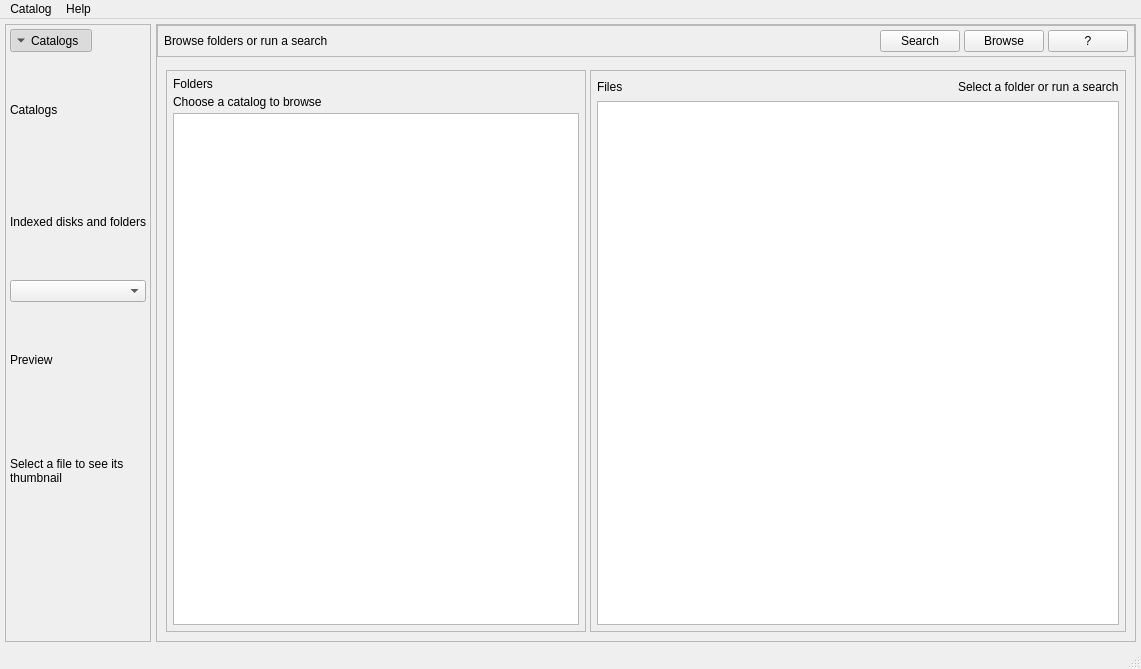
sinanislekdemir/poorman, file mainwindow.ui: the form before one commit.
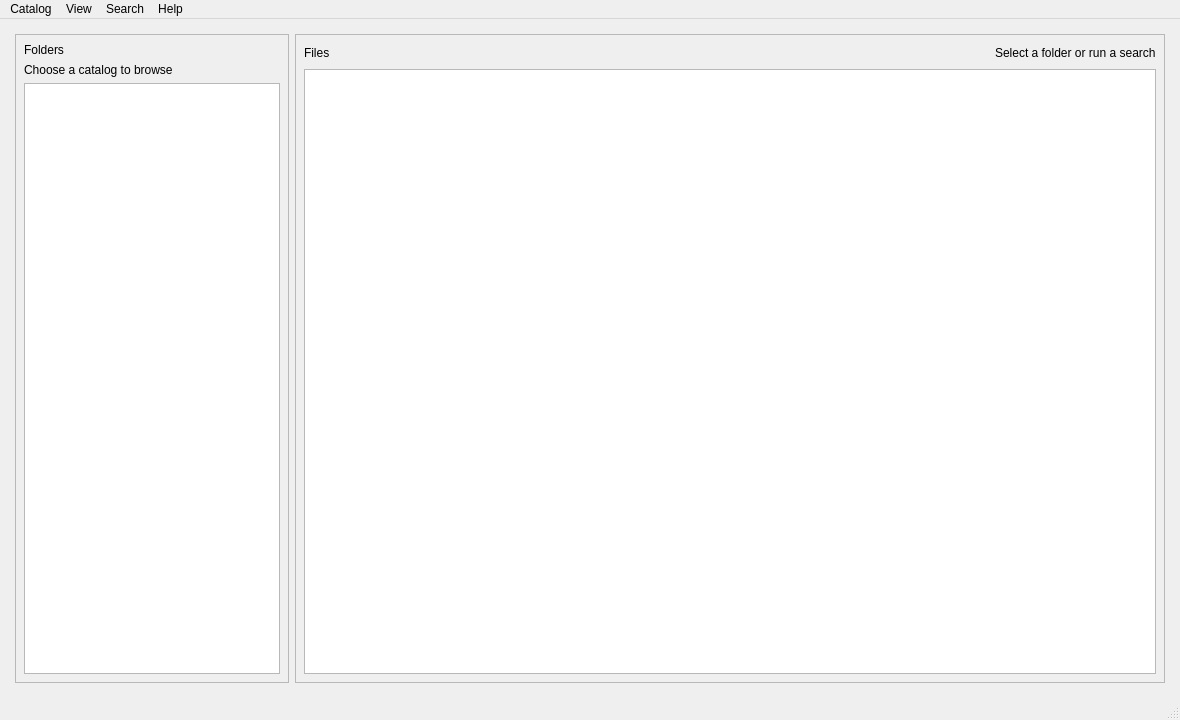
The form after the commit.

Diff of the .ui file:
```diff
--- a/mainwindow.ui
+++ b/mainwindow.ui
@@ -6,258 +6,47 @@
    <rect>
     <x>0</x>
     <y>0</y>
-    <width>1141</width>
-    <height>669</height>
+    <width>1180</width>
+    <height>720</height>
    </rect>
   </property>
+  <property name="minimumSize">
+   <size>
+    <width>900</width>
+    <height>560</height>
+   </size>
+  </property>
   <property name="windowTitle">
    <string>Poor man's catalog</string>
   </property>
   <widget class="QWidget" name="centralwidget">
-   <layout class="QHBoxLayout" name="horizontalLayout_2">
+   <layout class="QVBoxLayout" name="mainLayout">
+    <property name="spacing">
+     <number>0</number>
+    </property>
     <property name="leftMargin">
-     <number>0</number>
+     <number>6</number>
     </property>
     <property name="topMargin">
-     <number>0</number>
+     <number>6</number>
     </property>
     <property name="rightMargin">
-     <number>0</number>
+     <number>6</number>
     </property>
     <property name="bottomMargin">
-     <number>0</number>
+     <number>6</number>
     </property>
     <item>
      <widget class="QFrame" name="mainFrame">
-       <layout class="QHBoxLayout" name="horizontalLayout">
-        <property name="spacing">
-         <number>5</number>
-        </property>
-        <property name="leftMargin">
-         <number>5</number>
-        </property>
-        <property name="topMargin">
-         <number>5</number>
-        </property>
-        <property name="rightMargin">
-         <number>5</number>
-        </property>
-        <property name="bottomMargin">
-         <number>5</number>
-        </property>
-        <item alignment="Qt::AlignLeft">
-         <widget class="QFrame" name="leftPanel">
-          <property name="sizePolicy">
-           <sizepolicy hsizetype="Fixed" vsizetype="Preferred">
-            <horstretch>0</horstretch>
-           <verstretch>0</verstretch>
-          </sizepolicy>
-         </property>
-          <property name="minimumSize">
-           <size>
-            <width>46</width>
-            <height>0</height>
-           </size>
-          </property>
-          <property name="maximumSize">
-           <size>
-            <width>220</width>
-            <height>16777215</height>
-           </size>
-          </property>
-         <property name="frameShape">
-          <enum>QFrame::StyledPanel</enum>
-         </property>
-         <property name="frameShadow">
-          <enum>QFrame::Raised</enum>
-         </property>
-          <layout class="QVBoxLayout" name="verticalLayout_4">
-           <property name="spacing">
-            <number>4</number>
-           </property>
-           <property name="leftMargin">
-            <number>4</number>
-           </property>
-           <property name="topMargin">
-            <number>4</number>
-           </property>
-           <property name="rightMargin">
-            <number>4</number>
-           </property>
-           <property name="bottomMargin">
-            <number>4</number>
-           </property>
-           <item>
-            <widget class="QToolButton" name="catalogToggleButton">
-             <property name="text">
-              <string>Catalogs</string>
-             </property>
-             <property name="checkable">
-              <bool>true</bool>
-             </property>
-             <property name="checked">
-              <bool>true</bool>
-             </property>
-             <property name="arrowType">
-              <enum>Qt::DownArrow</enum>
-             </property>
-             <property name="toolButtonStyle">
-              <enum>Qt::ToolButtonTextBesideIcon</enum>
-             </property>
-            </widget>
-           </item>
-           <item>
-            <widget class="QFrame" name="catalogsBody">
              <property name="frameShape">
               <enum>QFrame::NoFrame</enum>
              </property>
              <property name="frameShadow">
               <enum>QFrame::Plain</enum>
              </property>
-             <layout class="QVBoxLayout" name="verticalLayout_3">
-              <property name="spacing">
-               <number>4</number>
-              </property>
-              <property name="leftMargin">
-               <number>0</number>
-              </property>
-              <property name="topMargin">
-               <number>0</number>
-              </property>
-              <property name="rightMargin">
-               <number>0</number>
-              </property>
-              <property name="bottomMargin">
-               <number>0</number>
-              </property>
-              <item>
-               <widget class="QLabel" name="catalogsTitleLabel">
-                <property name="text">
-                 <string>Catalogs</string>
-                </property>
-               </widget>
-              </item>
-              <item>
-               <widget class="QLabel" name="catalogsSubtitleLabel">
-                <property name="text">
-                 <string>Indexed disks and folders</string>
-                </property>
-                <property name="wordWrap">
-                 <bool>true</bool>
-                </property>
-               </widget>
-              </item>
-              <item>
-               <widget class="QComboBox" name="catalogList">
-                <property name="toolTip">
-                 <string>Select a catalog. Right-click for options.</string>
-                </property>
-               </widget>
-              </item>
-              <item>
-               <widget class="QLabel" name="previewTitleLabel">
-                <property name="text">
-                 <string>Preview</string>
-                </property>
-               </widget>
-              </item>
-              <item>
-               <widget class="QLabel" name="previewSubtitleLabel">
-                <property name="text">
-                 <string>Select a file to see its thumbnail</string>
-                </property>
-                <property name="wordWrap">
-                 <bool>true</bool>
-                </property>
-               </widget>
-              </item>
-              <item>
-               <widget class="QLabel" name="imageLabel">
-                <property name="maximumSize">
-                 <size>
-                  <width>220</width>
-                  <height>16777215</height>
-                 </size>
-                </property>
-                <property name="text">
-                 <string></string>
-                </property>
-                <property name="alignment">
-                 <set>Qt::AlignCenter</set>
-                </property>
-               </widget>
-              </item>
-             </layout>
-            </widget>
-           </item>
-          </layout>
-         </widget>
-        </item>
-       <item>
-        <widget class="QFrame" name="frame">
-         <property name="sizePolicy">
-          <sizepolicy hsizetype="Expanding" vsizetype="Expanding">
-           <horstretch>0</horstretch>
-           <verstretch>0</verstretch>
-          </sizepolicy>
-         </property>
-         <property name="maximumSize">
-          <size>
-           <width>16777215</width>
-           <height>16777215</height>
-          </size>
-         </property>
-         <property name="autoFillBackground">
-          <bool>false</bool>
-         </property>
-         <property name="frameShape">
-          <enum>QFrame::StyledPanel</enum>
-         </property>
-         <property name="frameShadow">
-          <enum>QFrame::Plain</enum>
-         </property>
-         <property name="lineWidth">
-          <number>0</number>
-         </property>
-          <layout class="QVBoxLayout" name="verticalLayout_2">
-           <property name="leftMargin">
-            <number>0</number>
-           </property>
-           <property name="topMargin">
-            <number>0</number>
-           </property>
-           <property name="rightMargin">
-            <number>0</number>
-           </property>
-           <property name="bottomMargin">
-            <number>0</number>
-            </property>
-           <item>
-            <widget class="QFrame" name="innerFrame">
-            <property name="sizePolicy">
-             <sizepolicy hsizetype="Expanding" vsizetype="Expanding">
-              <horstretch>0</horstretch>
-              <verstretch>0</verstretch>
-             </sizepolicy>
-            </property>
-            <property name="minimumSize">
-             <size>
-              <width>0</width>
-              <height>500</height>
-             </size>
-            </property>
-            <property name="maximumSize">
-             <size>
-              <width>16777215</width>
-              <height>16777215</height>
-             </size>
-            </property>
-            <property name="autoFillBackground">
-             <bool>false</bool>
-            </property>
              <layout class="QVBoxLayout" name="verticalLayout">
               <property name="spacing">
-               <number>4</number>
+        <number>6</number>
               </property>
               <property name="leftMargin">
                <number>0</number>
@@ -271,77 +60,6 @@
               <property name="bottomMargin">
                <number>0</number>
               </property>
-              <item>
-               <widget class="QFrame" name="toolbarFrame">
-                <property name="frameShape">
-                 <enum>QFrame::StyledPanel</enum>
-                </property>
-                <property name="frameShadow">
-                 <enum>QFrame::Plain</enum>
-                </property>
-                <layout class="QHBoxLayout" name="horizontalLayout_5">
-                 <property name="spacing">
-                  <number>4</number>
-                 </property>
-                 <property name="leftMargin">
-                  <number>6</number>
-                 </property>
-                 <property name="topMargin">
-                  <number>4</number>
-                 </property>
-                 <property name="rightMargin">
-                  <number>6</number>
-                 </property>
-                 <property name="bottomMargin">
-                  <number>4</number>
-                 </property>
-                 <item>
-                  <widget class="QLabel" name="toolbarHintLabel">
-                   <property name="text">
-                    <string>Browse folders or run a search</string>
-                   </property>
-                  </widget>
-                 </item>
-                 <item>
-                  <spacer name="horizontalSpacerToolbar">
-                   <property name="orientation">
-                    <enum>Qt::Horizontal</enum>
-                   </property>
-                   <property name="sizeHint" stdset="0">
-                    <size>
-                     <width>40</width>
-                     <height>20</height>
-                    </size>
-                   </property>
-                  </spacer>
-                 </item>
-                 <item>
-                  <widget class="QPushButton" name="searchButton">
-                   <property name="text">
-                    <string>Search</string>
-                   </property>
-                  </widget>
-                 </item>
-                 <item>
-                  <widget class="QPushButton" name="clearSearchButton">
-                   <property name="text">
-                    <string>Browse</string>
-                   </property>
-                  </widget>
-                 </item>
-                 <item>
-                  <widget class="QPushButton" name="searchHelpButton">
-                   <property name="text">
-                    <string>?</string>
-                   </property>
-                   <property name="toolTip">
-                    <string>Show search help</string>
-                   </property>
-                  </widget>
-                 </item>
-                </layout>
-               </widget>
-              </item>
               <item>
                <widget class="QFrame" name="midSection">
                 <property name="sizePolicy">
@@ -352,7 +70,7 @@
                </property>
                  <layout class="QHBoxLayout" name="horizontalLayout_3">
                   <property name="spacing">
-                   <number>4</number>
+           <number>6</number>
                   </property>
                   <item>
                    <widget class="QFrame" name="directoryPanel">
@@ -364,13 +82,13 @@
                     </property>
                      <property name="minimumSize">
                       <size>
-                       <width>140</width>
+              <width>160</width>
                        <height>0</height>
                       </size>
                      </property>
                      <property name="maximumSize">
                       <size>
-                       <width>420</width>
+              <width>460</width>
                        <height>16777215</height>
                       </size>
                      </property>
@@ -378,23 +96,23 @@
                     <enum>QFrame::StyledPanel</enum>
                    </property>
                    <property name="frameShadow">
-                    <enum>QFrame::Raised</enum>
+             <enum>QFrame::Plain</enum>
                    </property>
                     <layout class="QVBoxLayout" name="verticalLayout_5">
                      <property name="spacing">
-                      <number>4</number>
+              <number>6</number>
                      </property>
                      <property name="leftMargin">
-                      <number>6</number>
+              <number>8</number>
                      </property>
                      <property name="topMargin">
-                      <number>6</number>
+              <number>8</number>
                      </property>
                      <property name="rightMargin">
-                      <number>6</number>
+              <number>8</number>
                      </property>
                      <property name="bottomMargin">
-                      <number>6</number>
+              <number>8</number>
                       </property>
                     <item>
                      <widget class="QLabel" name="foldersTitleLabel">
@@ -433,27 +151,33 @@
                  </item>
                  <item>
                   <widget class="QFrame" name="filePanel">
+            <property name="sizePolicy">
+             <sizepolicy hsizetype="Expanding" vsizetype="Expanding">
+              <horstretch>1</horstretch>
+              <verstretch>0</verstretch>
+             </sizepolicy>
+            </property>
                    <property name="frameShape">
                     <enum>QFrame::StyledPanel</enum>
                    </property>
                    <property name="frameShadow">
-                    <enum>QFrame::Raised</enum>
+             <enum>QFrame::Plain</enum>
                    </property>
                     <layout class="QVBoxLayout" name="verticalLayout_6">
                      <property name="spacing">
-                      <number>4</number>
+              <number>6</number>
                      </property>
                      <property name="leftMargin">
-                      <number>6</number>
+              <number>8</number>
                      </property>
                      <property name="topMargin">
-                      <number>6</number>
+              <number>8</number>
                      </property>
                      <property name="rightMargin">
-                      <number>6</number>
+              <number>8</number>
                      </property>
                      <property name="bottomMargin">
-                      <number>6</number>
+              <number>8</number>
                       </property>
                     <item>
                      <layout class="QHBoxLayout" name="horizontalLayout_6">
@@ -494,21 +218,15 @@
                         <verstretch>0</verstretch>
                        </sizepolicy>
                       </property>
+               <property name="contextMenuPolicy">
+                <enum>Qt::CustomContextMenu</enum>
+               </property>
                       <property name="rowCount">
                        <number>0</number>
                       </property>
                       <property name="columnCount">
                        <number>0</number>
                       </property>
-                      <attribute name="horizontalHeaderCascadingSectionResizes">
-                       <bool>true</bool>
-                      </attribute>
-                     </widget>
-                    </item>
-                   </layout>
-                  </widget>
-                 </item>
-                </layout>
                </widget>
              </item>
             </layout>
@@ -527,7 +245,7 @@
     <rect>
      <x>0</x>
      <y>0</y>
-     <width>1141</width>
+     <width>1180</width>
      <height>26</height>
     </rect>
    </property>
@@ -543,6 +261,21 @@
     <addaction name="separator"/>
     <addaction name="actionQuit"/>
    </widget>
+   <widget class="QMenu" name="menuView">
+    <property name="title">
+     <string>View</string>
+    </property>
+    <addaction name="actionToggle_theme"/>
+    <addaction name="actionToggle_preview"/>
+   </widget>
+   <widget class="QMenu" name="menuSearch">
+    <property name="title">
+     <string>Search</string>
+    </property>
+    <addaction name="actionFocus_search"/>
+    <addaction name="separator"/>
+    <addaction name="actionSearch_help"/>
+   </widget>
    <widget class="QMenu" name="menuHelp">
     <property name="title">
      <string>Help</string>
@@ -551,6 +284,8 @@
     <addaction name="actionAbout"/>
    </widget>
    <addaction name="menuCatalog"/>
+   <addaction name="menuView"/>
+   <addaction name="menuSearch"/>
    <addaction name="menuHelp"/>
   </widget>
   <widget class="QStatusBar" name="statusbar"/>
@@ -576,11 +311,6 @@
     <string>Ctrl+N</string>
    </property>
   </action>
-  <action name="actionAdd_disk">
-   <property name="text">
-    <string>Add disk</string>
-   </property>
-  </action>
   <action name="actionSave_catalog_file">
    <property name="text">
     <string>Save catalog file</string>
@@ -616,11 +346,6 @@
     <string>About Poor Man's Catalog</string>
    </property>
   </action>
-  <action name="actionNew_catalog">
-   <property name="text">
-    <string>New catalog</string>
-   </property>
-  </action>
   <action name="addPathNoThumb">
    <property name="text">
     <string>Add Path (fast without thumbnails)</string>
@@ -632,6 +357,35 @@
     <string>Ctrl+Shift+N</string>
    </property>
   </action>
+  <action name="actionToggle_theme">
+   <property name="text">
+    <string>Theme</string>
+   </property>
+  </action>
+  <action name="actionToggle_preview">
+   <property name="text">
+    <string>Enable preview</string>
+   </property>
+   <property name="checkable">
+    <bool>true</bool>
+   </property>
+  </action>
+  <action name="actionFocus_search">
+   <property name="text">
+    <string>Focus search box</string>
+   </property>
+   <property name="shortcut">
+    <string>Ctrl+F</string>
+   </property>
+  </action>
+  <action name="actionSearch_help">
+   <property name="text">
+    <string>Search help</string>
+   </property>
+   <property name="shortcut">
+    <string>F1</string>
+   </property>
+  </action>
  </widget>
  <resources/>
  <connections/>
```
Lines whose indentation alone changed are shown as unchanged.
